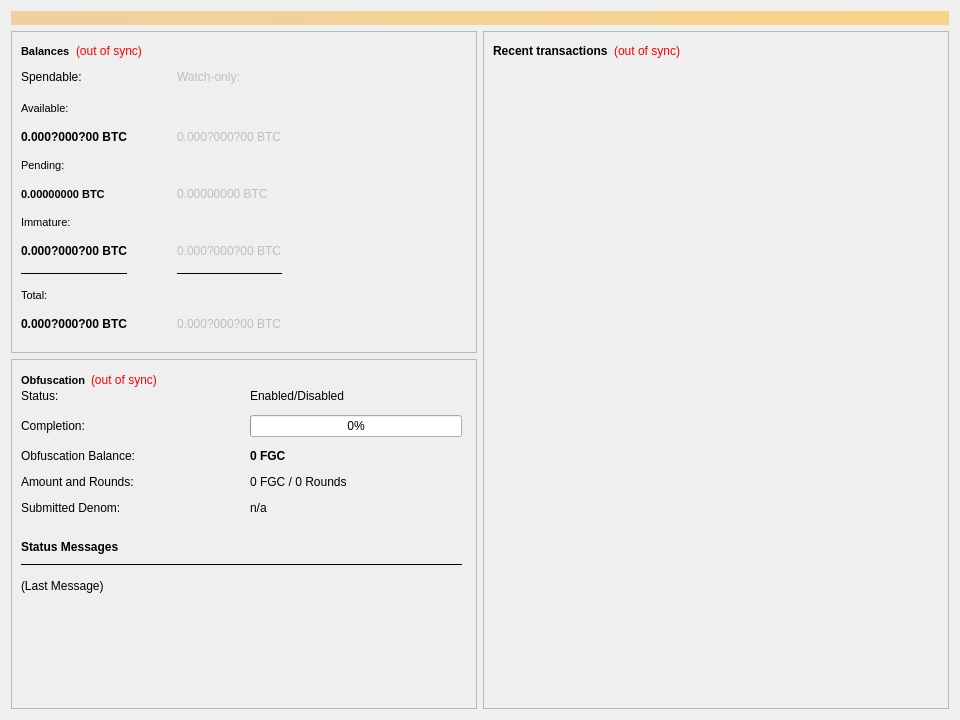
NicoDFS/FGC-1.2.5, file src/qt/forms/overviewpage.ui: the form before one commit.
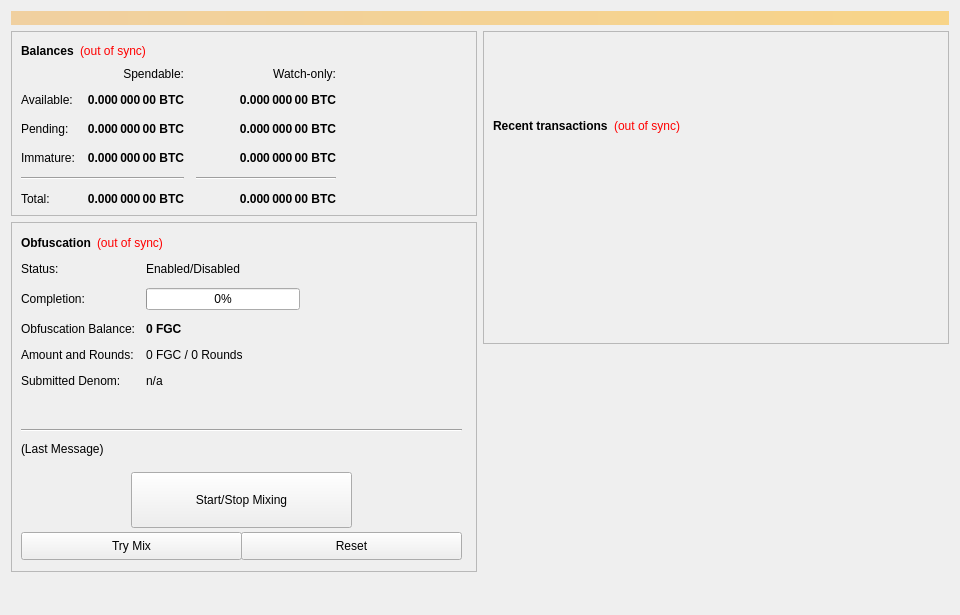
The form after the commit. Custom widgets are drawn as their Qt base class.

```diff
--- a/src/qt/forms/overviewpage.ui
+++ b/src/qt/forms/overviewpage.ui
@@ -7,7 +7,7 @@
     <x>0</x>
     <y>0</y>
     <width>960</width>
-    <height>720</height>
+    <height>615</height>
    </rect>
   </property>
   <property name="minimumSize">
@@ -40,9 +40,6 @@
     <layout class="QHBoxLayout" name="horizontalLayout" stretch="1,1">
      <item>
       <layout class="QVBoxLayout" name="verticalLayout_2">
-       <property name="spacing">
-        <number>6</number>
-       </property>
        <item>
         <widget class="QFrame" name="frame_Balances">
          <property name="frameShape">
@@ -58,12 +55,8 @@
              <widget class="QLabel" name="BalanceTitle">
               <property name="font">
                <font>
-                <pointsize>8</pointsize>
                 <weight>75</weight>
-                <italic>false</italic>
                 <bold>true</bold>
-                <underline>false</underline>
-                <stylestrategy>PreferDefault</stylestrategy>
                </font>
               </property>
               <property name="text">
@@ -85,6 +78,9 @@
               <property name="text">
                <string notr="true">(out of sync)</string>
               </property>
+              <property name="alignment">
+               <set>Qt::AlignLeading|Qt::AlignLeft|Qt::AlignVCenter</set>
+              </property>
              </widget>
             </item>
             <item>
@@ -94,7 +90,7 @@
               </property>
               <property name="sizeHint" stdset="0">
                <size>
-                <width>30</width>
+                <width>40</width>
                 <height>20</height>
                </size>
               </property>
@@ -104,84 +100,35 @@
           </item>
           <item>
            <layout class="QGridLayout" name="gridLayout">
-            <property name="horizontalSpacing">
-             <number>50</number>
+            <property name="spacing">
+             <number>12</number>
             </property>
-            <property name="verticalSpacing">
-             <number>15</number>
-            </property>
-            <item row="0" column="0">
-             <widget class="QLabel" name="labelSpendable">
-              <property name="text">
-               <string>Spendable:</string>
-              </property>
-             </widget>
-            </item>
-            <item row="10" column="0">
-             <widget class="QLabel" name="labelTotal">
-              <property name="font">
-               <font>
-                <weight>75</weight>
-                <bold>true</bold>
-               </font>
-              </property>
-              <property name="toolTip">
-               <string>Your current total balance</string>
-              </property>
-              <property name="text">
-               <string notr="true">0.000?000?00 BTC</string>
-              </property>
-              <property name="textInteractionFlags">
-               <set>Qt::NoTextInteraction</set>
-            </property>
-             </widget>
-            </item>
-            <item row="2" column="0">
-             <widget class="QLabel" name="labelBalance">
-              <property name="font">
-               <font>
-                <weight>75</weight>
-                <bold>true</bold>
-               </font>
-              </property>
-              <property name="toolTip">
-               <string>Your current spendable balance</string>
-              </property>
-              <property name="text">
-               <string notr="true">0.000?000?00 BTC</string>
-              </property>
-              <property name="textInteractionFlags">
-               <set>Qt::NoTextInteraction</set>
-              </property>
-             </widget>
-            </item>
-            <item row="4" column="1">
+            <item row="2" column="2">
              <widget class="QLabel" name="labelWatchPending">
-              <property name="enabled">
-               <bool>false</bool>
-              </property>
               <property name="font">
                <font>
-                <weight>50</weight>
-                <bold>false</bold>
+                <weight>75</weight>
+                <bold>true</bold>
                </font>
               </property>
               <property name="toolTip">
                <string>Unconfirmed transactions to watch-only addresses</string>
               </property>
               <property name="text">
-               <string notr="true">0.00000000 BTC</string>
+               <string notr="true">0.000 000 00 BTC</string>
+              </property>
+              <property name="alignment">
+               <set>Qt::AlignRight|Qt::AlignTrailing|Qt::AlignVCenter</set>
               </property>
               <property name="textInteractionFlags">
                <set>Qt::NoTextInteraction</set>
               </property>
              </widget>
             </item>
-            <item row="4" column="0">
+            <item row="2" column="1">
              <widget class="QLabel" name="labelUnconfirmed">
               <property name="font">
                <font>
-                <pointsize>8</pointsize>
                 <weight>75</weight>
                 <bold>true</bold>
                </font>
@@ -190,135 +137,182 @@
                <string>Total of transactions that have yet to be confirmed, and do not yet count toward the spendable balance</string>
               </property>
               <property name="text">
-               <string notr="true">0.00000000 BTC</string>
+               <string notr="true">0.000 000 00 BTC</string>
+              </property>
+              <property name="alignment">
+               <set>Qt::AlignRight|Qt::AlignTrailing|Qt::AlignVCenter</set>
               </property>
               <property name="textInteractionFlags">
                <set>Qt::NoTextInteraction</set>
               </property>
              </widget>
             </item>
-            <item row="0" column="1">
-             <widget class="QLabel" name="labelWatchonly">
-              <property name="enabled">
-               <bool>false</bool>
-              </property>
-              <property name="text">
-               <string>Watch-only:</string>
-              </property>
-             </widget>
-            </item>
-            <item row="6" column="1">
+            <item row="3" column="2">
              <widget class="QLabel" name="labelWatchImmature">
-              <property name="enabled">
-               <bool>false</bool>
-              </property>
               <property name="font">
                <font>
-                <weight>50</weight>
-                <bold>false</bold>
+                <weight>75</weight>
+                <bold>true</bold>
                </font>
               </property>
               <property name="toolTip">
                <string>Staked or masternode rewards in watch-only addresses that has not yet matured</string>
               </property>
               <property name="text">
-               <string notr="true">0.000?000?00 BTC</string>
+               <string notr="true">0.000 000 00 BTC</string>
+              </property>
+              <property name="alignment">
+               <set>Qt::AlignRight|Qt::AlignTrailing|Qt::AlignVCenter</set>
               </property>
               <property name="textInteractionFlags">
                <set>Qt::NoTextInteraction</set>
               </property>
              </widget>
             </item>
-            <item row="8" column="0">
+            <item row="4" column="0" colspan="2">
              <widget class="Line" name="lineSpendableBalance">
-              <property name="enabled">
-               <bool>true</bool>
+              <property name="orientation">
+               <enum>Qt::Horizontal</enum>
               </property>
+             </widget>
+            </item>
+            <item row="4" column="2">
+             <widget class="Line" name="lineWatchBalance">
               <property name="sizePolicy">
                <sizepolicy hsizetype="Preferred" vsizetype="Fixed">
                 <horstretch>0</horstretch>
                 <verstretch>0</verstretch>
                </sizepolicy>
               </property>
-              <property name="maximumSize">
+              <property name="minimumSize">
                <size>
-                <width>16777215</width>
-                <height>1</height>
+                <width>140</width>
+                <height>0</height>
                </size>
               </property>
-              <property name="frameShadow">
-               <enum>QFrame::Plain</enum>
+              <property name="orientation">
+               <enum>Qt::Horizontal</enum>
               </property>
+             </widget>
+            </item>
+            <item row="5" column="0">
+             <widget class="QLabel" name="labelTotalText">
+              <property name="text">
+               <string>Total:</string>
+              </property>
+             </widget>
+            </item>
+            <item row="3" column="1">
+             <widget class="QLabel" name="labelImmature">
+              <property name="font">
+               <font>
+                <weight>75</weight>
+                <bold>true</bold>
+               </font>
+              </property>
+              <property name="cursor">
+               <cursorShape>IBeamCursor</cursorShape>
+              </property>
+              <property name="toolTip">
+               <string>Staked or masternode rewards that has not yet matured</string>
+              </property>
+              <property name="text">
+               <string notr="true">0.000 000 00 BTC</string>
+              </property>
+              <property name="alignment">
+               <set>Qt::AlignRight|Qt::AlignTrailing|Qt::AlignVCenter</set>
+              </property>
+              <property name="textInteractionFlags">
+               <set>Qt::LinksAccessibleByMouse|Qt::TextSelectableByKeyboard|Qt::TextSelectableByMouse</set>
+              </property>
+             </widget>
+            </item>
+            <item row="2" column="3">
+             <spacer name="horizontalSpacer_2">
               <property name="orientation">
                <enum>Qt::Horizontal</enum>
               </property>
+              <property name="sizeHint" stdset="0">
+               <size>
+                <width>40</width>
+                <height>20</height>
+               </size>
+              </property>
+             </spacer>
+            </item>
+            <item row="3" column="0">
+             <widget class="QLabel" name="labelImmatureText">
+              <property name="text">
+               <string>Immature:</string>
+              </property>
              </widget>
             </item>
-            <item row="10" column="1">
+            <item row="5" column="1">
+             <widget class="QLabel" name="labelTotal">
+              <property name="font">
+               <font>
+                <weight>75</weight>
+                <bold>true</bold>
+               </font>
+              </property>
+              <property name="cursor">
+               <cursorShape>IBeamCursor</cursorShape>
+              </property>
+              <property name="toolTip">
+               <string>Your current total balance</string>
+              </property>
+              <property name="text">
+               <string notr="true">0.000 000 00 BTC</string>
+              </property>
+              <property name="alignment">
+               <set>Qt::AlignRight|Qt::AlignTrailing|Qt::AlignVCenter</set>
+              </property>
+              <property name="textInteractionFlags">
+               <set>Qt::LinksAccessibleByMouse|Qt::TextSelectableByKeyboard|Qt::TextSelectableByMouse</set>
+              </property>
+             </widget>
+            </item>
+            <item row="5" column="2">
              <widget class="QLabel" name="labelWatchTotal">
-              <property name="enabled">
-               <bool>false</bool>
-              </property>
               <property name="font">
                <font>
-                <weight>50</weight>
-                <bold>false</bold>
+                <weight>75</weight>
+                <bold>true</bold>
                </font>
               </property>
               <property name="toolTip">
                <string>Current total balance in watch-only addresses</string>
               </property>
               <property name="text">
-               <string notr="true">0.000?000?00 BTC</string>
+               <string notr="true">0.000 000 00 BTC</string>
+              </property>
+              <property name="alignment">
+               <set>Qt::AlignRight|Qt::AlignTrailing|Qt::AlignVCenter</set>
               </property>
               <property name="textInteractionFlags">
-               <set>Qt::NoTextInteraction</set>
-              </property>
-             </widget>
-            </item>
-            <item row="8" column="1">
-             <widget class="Line" name="lineWatchOnlyBalance">
-              <property name="enabled">
-               <bool>true</bool>
-              </property>
-              <property name="sizePolicy">
-               <sizepolicy hsizetype="Preferred" vsizetype="Fixed">
-                <horstretch>0</horstretch>
-                <verstretch>0</verstretch>
-               </sizepolicy>
-              </property>
-              <property name="maximumSize">
-               <size>
-                <width>16777215</width>
-                <height>1</height>
-               </size>
-              </property>
-              <property name="frameShadow">
-               <enum>QFrame::Plain</enum>
-              </property>
-              <property name="orientation">
-               <enum>Qt::Horizontal</enum>
+               <set>Qt::LinksAccessibleByMouse|Qt::TextSelectableByKeyboard|Qt::TextSelectableByMouse</set>
               </property>
              </widget>
             </item>
             <item row="0" column="2">
-             <spacer name="horizontalSpacer_2">
-              <property name="orientation">
-               <enum>Qt::Horizontal</enum>
+             <widget class="QLabel" name="labelWatchonly">
+              <property name="text">
+               <string>Watch-only:</string>
               </property>
-              <property name="sizeType">
-               <enum>QSizePolicy::Expanding</enum>
+              <property name="alignment">
+               <set>Qt::AlignRight|Qt::AlignTrailing|Qt::AlignVCenter</set>
               </property>
-              <property name="sizeHint" stdset="0">
-               <size>
-                <width>30</width>
-                <height>20</height>
-               </size>
+             </widget>
+            </item>
+            <item row="1" column="0">
+             <widget class="QLabel" name="labelBalanceText">
+              <property name="text">
+               <string>Available:</string>
               </property>
-             </spacer>
+             </widget>
             </item>
-            <item row="6" column="0">
-             <widget class="QLabel" name="labelImmature">
+            <item row="1" column="1">
+             <widget class="QLabel" name="labelBalance">
               <property name="font">
                <font>
                 <weight>75</weight>
@@ -326,110 +320,60 @@
                </font>
               </property>
               <property name="toolTip">
-               <string>Staked or masternode rewards that has not yet matured</string>
-              </property>
-              <property name="layoutDirection">
-               <enum>Qt::LeftToRight</enum>
+               <string>Your current spendable balance</string>
               </property>
               <property name="text">
-               <string notr="true">0.000?000?00 BTC</string>
+               <string notr="true">0.000 000 00 BTC</string>
+              </property>
+              <property name="alignment">
+               <set>Qt::AlignRight|Qt::AlignTrailing|Qt::AlignVCenter</set>
               </property>
               <property name="textInteractionFlags">
                <set>Qt::NoTextInteraction</set>
               </property>
              </widget>
             </item>
-            <item row="2" column="1">
+            <item row="1" column="2">
              <widget class="QLabel" name="labelWatchAvailable">
-              <property name="enabled">
-               <bool>false</bool>
-              </property>
               <property name="font">
                <font>
-                <weight>50</weight>
-                <bold>false</bold>
+                <weight>75</weight>
+                <bold>true</bold>
                </font>
               </property>
               <property name="toolTip">
                <string>Your current balance in watch-only addresses</string>
               </property>
               <property name="text">
-               <string notr="true">0.000?000?00 BTC</string>
+               <string notr="true">0.000 000 00 BTC</string>
+              </property>
+              <property name="alignment">
+               <set>Qt::AlignRight|Qt::AlignTrailing|Qt::AlignVCenter</set>
               </property>
               <property name="textInteractionFlags">
                <set>Qt::NoTextInteraction</set>
               </property>
              </widget>
             </item>
-            <item row="9" column="0" colspan="3">
-             <widget class="QLabel" name="labelTotalText">
-              <property name="font">
-               <font>
-                <pointsize>8</pointsize>
-               </font>
-              </property>
-              <property name="text">
-               <string>Total:</string>
-              </property>
-             </widget>
-            </item>
-            <item row="3" column="0" colspan="3">
+            <item row="2" column="0">
              <widget class="QLabel" name="labelPendingText">
-              <property name="font">
-               <font>
-                <pointsize>8</pointsize>
-                <kerning>true</kerning>
-               </font>
-              </property>
               <property name="text">
                <string>Pending:</string>
               </property>
              </widget>
             </item>
-            <item row="1" column="0" colspan="3">
-             <widget class="QLabel" name="labelBalanceText">
-              <property name="font">
-               <font>
-                <pointsize>8</pointsize>
-                <weight>50</weight>
-                <bold>false</bold>
-               </font>
-              </property>
+            <item row="0" column="1">
+             <widget class="QLabel" name="labelSpendable">
               <property name="text">
-               <string>Available:</string>
+               <string>Spendable:</string>
               </property>
-             </widget>
-            </item>
-            <item row="5" column="0" colspan="3">
-             <widget class="QLabel" name="labelImmatureText">
-              <property name="font">
-               <font>
-                <pointsize>8</pointsize>
-               </font>
-              </property>
-              <property name="text">
-               <string>Immature:</string>
+              <property name="alignment">
+               <set>Qt::AlignRight|Qt::AlignTrailing|Qt::AlignVCenter</set>
               </property>
              </widget>
             </item>
            </layout>
           </item>
-          <item>
-           <spacer name="verticalSpacer_2">
-            <property name="orientation">
-             <enum>Qt::Vertical</enum>
-              </property>
-            <property name="sizeType">
-             <enum>QSizePolicy::Expanding</enum>
-              </property>
-            <property name="sizeHint" stdset="0">
-             <size>
-              <width>20</width>
-              <height>30</height>
-             </size>
-              </property>
-           </spacer>
-          </item>
          </layout>
         </widget>
        </item>
@@ -454,9 +398,9 @@
           <property name="geometry">
            <rect>
             <x>10</x>
-            <y>30</y>
-            <width>441</width>
-            <height>135</height>
+            <y>40</y>
+            <width>451</width>
+            <height>161</height>
            </rect>
           </property>
           <layout class="QFormLayout" name="obfuscationStatusLayout">
@@ -464,95 +408,40 @@
             <enum>QFormLayout::AllNonFixedFieldsGrow</enum>
            </property>
            <property name="horizontalSpacing">
-            <number>115</number>
+            <number>11</number>
            </property>
            <property name="verticalSpacing">
             <number>12</number>
            </property>
            <item row="0" column="0">
             <widget class="QLabel" name="label_6">
-             <property name="font">
-              <font>
-               <weight>50</weight>
-               <bold>false</bold>
-              </font>
-             </property>
              <property name="text">
               <string>Status:</string>
              </property>
             </widget>
            </item>
-           <item row="0" column="1">
-            <widget class="QLabel" name="obfuscationEnabled">
-             <property name="font">
-              <font>
-               <weight>50</weight>
-               <bold>false</bold>
-              </font>
-             </property>
-             <property name="text">
-              <string>Enabled/Disabled</string>
-             </property>
-            </widget>
-           </item>
            <item row="1" column="0">
             <widget class="QLabel" name="label_7">
-             <property name="font">
-              <font>
-               <weight>50</weight>
-               <bold>false</bold>
-              </font>
-             </property>
              <property name="text">
               <string>Completion:</string>
              </property>
-             <property name="alignment">
-              <set>Qt::AlignLeading|Qt::AlignLeft|Qt::AlignVCenter</set>
-             </property>
             </widget>
            </item>
            <item row="1" column="1">
             <widget class="QProgressBar" name="obfuscationProgress">
-             <property name="enabled">
-              <bool>true</bool>
-             </property>
-             <property name="minimumSize">
-              <size>
-               <width>154</width>
-               <height>0</height>
-              </size>
-             </property>
              <property name="maximumSize">
               <size>
-               <width>220</width>
+               <width>154</width>
                <height>16777215</height>
               </size>
              </property>
-             <property name="font">
-              <font>
-               <weight>50</weight>
-               <bold>false</bold>
-              </font>
-             </property>
              <property name="value">
               <number>0</number>
              </property>
-             <property name="alignment">
-              <set>Qt::AlignCenter</set>
-             </property>
-             <property name="invertedAppearance">
-              <bool>false</bool>
-             </property>
             </widget>
            </item>
            <item row="2" column="0">
             <widget class="QLabel" name="labelAnonymizedText">
-             <property name="font">
-              <font>
-               <weight>50</weight>
-               <bold>false</bold>
-              </font>
-             </property>
              <property name="text">
               <string>Obfuscation Balance:</string>
              </property>
@@ -573,12 +462,6 @@
            </item>
            <item row="3" column="0">
             <widget class="QLabel" name="label_8">
-             <property name="font">
-              <font>
-               <weight>50</weight>
-               <bold>false</bold>
-              </font>
-             </property>
              <property name="text">
               <string>Amount and Rounds:</string>
              </property>
@@ -586,12 +469,6 @@
            </item>
            <item row="3" column="1">
             <widget class="QLabel" name="labelAmountRounds">
-             <property name="font">
-              <font>
-               <weight>50</weight>
-               <bold>false</bold>
-              </font>
-             </property>
              <property name="text">
               <string>0 FGC / 0 Rounds</string>
              </property>
@@ -599,12 +476,6 @@
            </item>
            <item row="4" column="0">
             <widget class="QLabel" name="label_9">
-             <property name="font">
-              <font>
-               <weight>50</weight>
-               <bold>false</bold>
-              </font>
-             </property>
              <property name="text">
               <string>Submitted Denom:</string>
              </property>
@@ -612,12 +483,6 @@
            </item>
            <item row="4" column="1">
             <widget class="QLabel" name="labelSubmittedDenom">
-             <property name="font">
-              <font>
-               <weight>50</weight>
-               <bold>false</bold>
-              </font>
-             </property>
              <property name="toolTip">
               <string>The denominations you submitted to the Masternode.&lt;br&gt;To mix, other users must submit the exact same denominations.</string>
              </property>
@@ -626,9 +491,16 @@
              </property>
             </widget>
            </item>
+           <item row="0" column="1">
+            <widget class="QLabel" name="obfuscationEnabled">
+             <property name="text">
+              <string>Enabled/Disabled</string>
+             </property>
+            </widget>
+           </item>
           </layout>
          </widget>
-         <widget class="QtMaterialFlatButton" name="runAutoDenom" native="true">
+         <widget class="QPushButton" name="runAutoDenom">
           <property name="geometry">
            <rect>
             <x>251</x>
@@ -1058,20 +930,20 @@
           <property name="autoFillBackground">
            <bool>true</bool>
           </property>
-          <property name="text" stdset="0">
+          <property name="text">
            <string/>
           </property>
           <property name="flat" stdset="0">
            <bool>true</bool>
           </property>
          </widget>
-         <widget class="QtMaterialFlatButton" name="toggleObfuscation" native="true">
+         <widget class="QPushButton" name="toggleObfuscation">
           <property name="geometry">
            <rect>
-            <x>10</x>
-            <y>270</y>
-            <width>215</width>
-            <height>35</height>
+            <x>120</x>
+            <y>250</y>
+            <width>221</width>
+            <height>56</height>
            </rect>
           </property>
           <property name="sizePolicy">
@@ -1080,25 +952,19 @@
             <verstretch>0</verstretch>
            </sizepolicy>
           </property>
-          <property name="text" stdset="0">
-           <string>Start / Stop Obfuscation</string>
+          <property name="text">
+           <string>Start/Stop Mixing</string>
           </property>
          </widget>
          <widget class="Line" name="lineLastMessage">
-          <property name="enabled">
-           <bool>true</bool>
-          </property>
           <property name="geometry">
            <rect>
             <x>10</x>
-            <y>205</y>
+            <y>200</y>
             <width>441</width>
-            <height>1</height>
+            <height>16</height>
            </rect>
           </property>
-          <property name="frameShadow">
-           <enum>QFrame::Plain</enum>
-          </property>
           <property name="orientation">
            <enum>Qt::Horizontal</enum>
           </property>
@@ -1108,8 +974,8 @@
            <rect>
             <x>10</x>
             <y>220</y>
-            <width>441</width>
-            <height>43</height>
+            <width>451</width>
+            <height>61</height>
            </rect>
           </property>
           <property name="minimumSize">
@@ -1128,13 +994,13 @@
            <bool>true</bool>
           </property>
          </widget>
-         <widget class="QtMaterialFlatButton" name="obfuscationAuto" native="true">
+         <widget class="QPushButton" name="obfuscationAuto">
           <property name="geometry">
            <rect>
             <x>10</x>
-            <y>315</y>
-            <width>215</width>
-            <height>35</height>
+            <y>310</y>
+            <width>221</width>
+            <height>28</height>
            </rect>
           </property>
           <property name="sizePolicy">
@@ -1146,17 +1012,17 @@
           <property name="toolTip">
            <string>Try to manually submit a Obfuscation request.</string>
           </property>
-          <property name="text" stdset="0">
+          <property name="text">
            <string>Try Mix</string>
           </property>
          </widget>
-         <widget class="QtMaterialFlatButton" name="obfuscationReset" native="true">
+         <widget class="QPushButton" name="obfuscationReset">
           <property name="geometry">
            <rect>
             <x>230</x>
-            <y>315</y>
-            <width>215</width>
-            <height>35</height>
+            <y>310</y>
+            <width>221</width>
+            <height>28</height>
            </rect>
           </property>
           <property name="sizePolicy">
@@ -1171,66 +1037,24 @@
           <property name="autoFillBackground">
            <bool>false</bool>
           </property>
-          <property name="text" stdset="0">
+          <property name="text">
            <string>Reset</string>
           </property>
          </widget>
-         <widget class="QLabel" name="ObfuscationStatusTitle">
-          <property name="geometry">
-           <rect>
-            <x>10</x>
-            <y>180</y>
-            <width>441</width>
-            <height>16</height>
-           </rect>
-          </property>
-          <property name="font">
-           <font>
-            <weight>75</weight>
-            <bold>true</bold>
-           </font>
-          </property>
-          <property name="text">
-           <string>Status Messages</string>
-          </property>
-         </widget>
-         <widget class="QtMaterialFlatButton" name="toggleStaking" native="true">
-          <property name="geometry">
-           <rect>
-            <x>230</x>
-            <y>270</y>
-            <width>215</width>
-            <height>35</height>
-           </rect>
-          </property>
-          <property name="sizePolicy">
-           <sizepolicy hsizetype="MinimumExpanding" vsizetype="Fixed">
-            <horstretch>0</horstretch>
-            <verstretch>0</verstretch>
-           </sizepolicy>
-          </property>
-          <property name="text" stdset="0">
-           <string>Enable Staking</string>
-          </property>
-         </widget>
          <widget class="QWidget" name="layoutWidget">
           <property name="geometry">
            <rect>
             <x>10</x>
             <y>10</y>
-            <width>451</width>
+            <width>431</width>
             <height>22</height>
            </rect>
           </property>
           <layout class="QHBoxLayout" name="horizontalLayout_5">
-           <property name="spacing">
-            <number>5</number>
-           </property>
            <item>
             <widget class="QLabel" name="ObfuscationTitle">
              <property name="font">
               <font>
-               <pointsize>8</pointsize>
                <weight>75</weight>
                <bold>true</bold>
               </font>
@@ -1242,14 +1066,6 @@
            </item>
            <item>
             <widget class="QLabel" name="labelObfuscationSyncStatus">
-             <property name="font">
-              <font>
-               <weight>50</weight>
-               <bold>false</bold>
-               <underline>false</underline>
-               <strikeout>false</strikeout>
-              </font>
-             </property>
              <property name="toolTip">
               <string>The displayed information may be out of date. Your wallet automatically synchronizes with the FantasyGold network after a connection is established, but this process has not completed yet.</string>
              </property>
@@ -1269,12 +1085,9 @@
              <property name="orientation">
               <enum>Qt::Horizontal</enum>
              </property>
-             <property name="sizeType">
-              <enum>QSizePolicy::Expanding</enum>
-             </property>
              <property name="sizeHint" stdset="0">
               <size>
-               <width>30</width>
+               <width>40</width>
                <height>20</height>
               </size>
              </property>
@@ -1284,6 +1097,19 @@
          </widget>
         </widget>
        </item>
+       <item>
+        <spacer name="verticalSpacer">
+         <property name="orientation">
+          <enum>Qt::Vertical</enum>
+         </property>
+         <property name="sizeHint" stdset="0">
+          <size>
+           <width>20</width>
+           <height>40</height>
+          </size>
+         </property>
+        </spacer>
+       </item>
       </layout>
      </item>
      <item>
@@ -1297,16 +1123,26 @@
           <enum>QFrame::Raised</enum>
          </property>
          <layout class="QVBoxLayout" name="verticalLayout">
+          <item>
+           <spacer name="verticalSpacer_3">
+            <property name="orientation">
+             <enum>Qt::Vertical</enum>
+            </property>
+            <property name="sizeType">
+             <enum>QSizePolicy::Fixed</enum>
+            </property>
+            <property name="sizeHint" stdset="0">
+             <size>
+              <width>20</width>
+              <height>75</height>
+             </size>
+            </property>
+           </spacer>
+          </item>
           <item>
            <layout class="QHBoxLayout" name="horizontalLayout_2">
             <item>
-             <widget class="QLabel" name="RecentTitle">
-              <property name="sizePolicy">
-               <sizepolicy hsizetype="Maximum" vsizetype="Preferred">
-                <horstretch>0</horstretch>
-                <verstretch>0</verstretch>
-               </sizepolicy>
-              </property>
+             <widget class="QLabel" name="label_4">
               <property name="font">
                <font>
                 <weight>75</weight>
@@ -1320,12 +1156,6 @@
             </item>
             <item>
              <widget class="QLabel" name="labelTransactionsStatus">
-              <property name="sizePolicy">
-               <sizepolicy hsizetype="Maximum" vsizetype="Preferred">
-                <horstretch>0</horstretch>
-                <verstretch>0</verstretch>
-               </sizepolicy>
-              </property>
               <property name="cursor">
                <cursorShape>WhatsThisCursor</cursorShape>
               </property>
@@ -1348,12 +1178,9 @@
               <property name="orientation">
                <enum>Qt::Horizontal</enum>
               </property>
-              <property name="sizeType">
-               <enum>QSizePolicy::Expanding</enum>
-              </property>
               <property name="sizeHint" stdset="0">
                <size>
-                <width>30</width>
+                <width>40</width>
                 <height>20</height>
                </size>
               </property>
@@ -1375,9 +1202,6 @@
             <property name="horizontalScrollBarPolicy">
              <enum>Qt::ScrollBarAlwaysOff</enum>
             </property>
-            <property name="alternatingRowColors">
-             <bool>false</bool>
-            </property>
             <property name="selectionMode">
              <enum>QAbstractItemView::NoSelection</enum>
             </property>
@@ -1386,19 +1210,28 @@
          </layout>
         </widget>
        </item>
+       <item>
+        <spacer name="verticalSpacer_2">
+         <property name="orientation">
+          <enum>Qt::Vertical</enum>
+         </property>
+         <property name="sizeType">
+          <enum>QSizePolicy::Expanding</enum>
+         </property>
+         <property name="sizeHint" stdset="0">
+          <size>
+           <width>20</width>
+           <height>40</height>
+          </size>
+         </property>
+        </spacer>
+       </item>
       </layout>
      </item>
     </layout>
    </item>
   </layout>
  </widget>
- <customwidgets>
-  <customwidget>
-   <class>QtMaterialFlatButton</class>
-   <extends>QWidget</extends>
-   <header>qtmaterialflatbutton.h</header>
-  </customwidget>
- </customwidgets>
  <resources/>
  <connections/>
 </ui>
```
Left out of the diff: 40 changed lines with no effect on the pictures.
